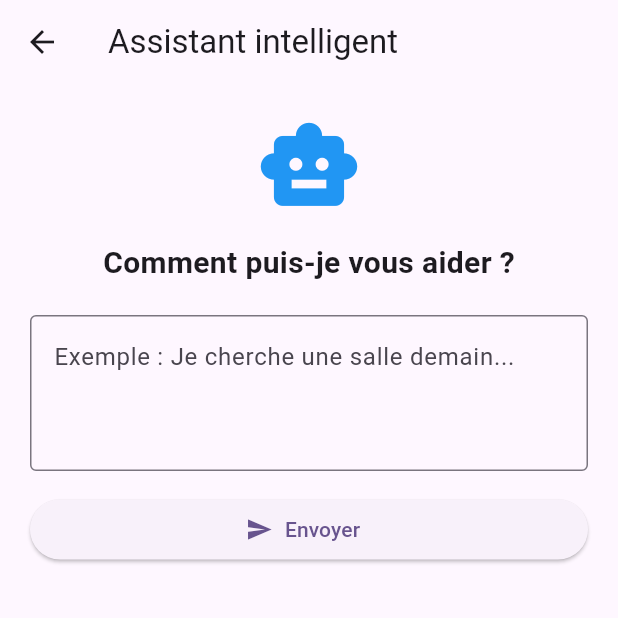
After one commit to soussiimen284-ops/projet1, a Flutter app: the AiAssistantScreen screen opened directly, after a tap on "Envoyer", on a phone screen of 412 x 824 dp, the top half of it. The commit adds this screen. Run offline on Flutter 3.47's test engine with Material 3 defaults, Android fonts, the phone set to English and light mode, and no system bars; our stand-ins replace cloud_firestore, firebase_ai, firebase_auth, firebase_core, flutter_image_compress, image_picker and 2 more; missing offline and left inert: firebase_app_check, mobile_scanner; accounts and stored records are empty.

Commit message:
Etape 15 - Amelioration de l'assistant intelligent

```diff
--- /dev/null
+++ b/lib/pages/ai_assistant_screen.dart
@@ -0,0 +1,257 @@
+
+import 'package:flutter/material.dart';
+import 'package:firebase_ai/firebase_ai.dart';
+import 'package:cloud_firestore/cloud_firestore.dart';
+
+// Écran de l'assistant intelligent pour aider les étudiants.
+class AiAssistantScreen extends StatefulWidget {
+  const AiAssistantScreen({super.key});
+
+  @override
+  State<AiAssistantScreen> createState() => _AiAssistantScreenState();
+}
+
+class _AiAssistantScreenState extends State<AiAssistantScreen> {
+  final TextEditingController questionController = TextEditingController();
+// Stocker la réponse de l'assistant et gérer le chargement.
+  String? reponse;
+  bool chargement = false;
+  // Récupérer les ressources réellement enregistrées dans Firestore.
+  Future<List<Map<String, dynamic>>> recupererRessources() async {
+    final snapshot = await FirebaseFirestore.instance.collection('ressources').get();
+    return snapshot.docs.map((doc) {
+      return {
+        'id': doc.id,
+        ...doc.data(),
+      };
+    }).toList();
+  }
+  // Récupérer les heures déjà réservées pour une ressource et une date.
+  Future<List<int>> recupererHeuresOccupees(
+      String roomId,
+      DateTime date,
+      ) async {
+    final debutJournee = DateTime(date.year, date.month, date.day);
+    final finJournee = debutJournee.add(const Duration(days: 1));
+
+    final snapshot = await FirebaseFirestore.instance
+        .collection('slots')
+        .where('roomId', isEqualTo: roomId)
+        .where(
+      'date',
+      isGreaterThanOrEqualTo: Timestamp.fromDate(debutJournee),
+    )
+        .where('date', isLessThan: Timestamp.fromDate(finJournee))
+        .where('status', isEqualTo: 'reserved')
+        .get();
+
+    return snapshot.docs
+        .map((doc) => (doc.data()['hour'] as num).toInt())
+        .toList();
+  }
+  // Calculer les créneaux réellement disponibles pour une ressource.
+  Future<List<String>> calculerCreneauxDisponibles(
+      Map<String, dynamic> ressource,
+      DateTime date,
+      int duree,
+      ) async {
+    final roomId = ressource['id'] as String;
+
+    final ouverture = ressource['ouverture'].toString().split(':');
+    final fermeture = ressource['fermeture'].toString().split(':');
+
+    final heureDebut = int.parse(ouverture[0]);
+    final heureFin = int.parse(fermeture[0]);
+
+    final heuresOccupees = await recupererHeuresOccupees(roomId, date);
+
+    final creneaux = <String>[];
+
+    for (int heure = heureDebut; heure + duree <= heureFin; heure++) {
+      bool disponible = true;
+
+      for (int i = 0; i < duree; i++) {
+        if (heuresOccupees.contains(heure + i)) {
+          disponible = false;
+          break;
+        }
+      }
+
+      if (disponible) {
+        creneaux.add(
+          '${heure.toString().padLeft(2, '0')}:00',
+        );
+      }
+    }
+
+    return creneaux;
+  }
+
+  // Analyser la demande et proposer uniquement des disponibilités réelles.
+  Future<void> envoyerQuestion() async {
+    final question = questionController.text.trim();
+    // Extraire l'heure souhaitée dans la demande de l'étudiant.
+    final heureMatch = RegExp(
+      r'(?:à|vers)\s*(\d{1,2})(?:h|:00)?',
+      caseSensitive: false,
+    ).firstMatch(question);
+
+    final heureDemandee = heureMatch == null
+        ? null
+        : int.tryParse(heureMatch.group(1)!);
+    // Extraire la durée souhaitée de la réservation.
+    final dureeDemandee = question.toLowerCase().contains('deux heures') || question.toLowerCase().contains('2 heures') ? 2 : 1;
+
+    if (question.isEmpty) return;
+
+    setState(() {
+      chargement = true;
+      reponse = null;
+    });
+
+    try {
+      // Récupérer les ressources enregistrées dans Firestore.
+      final ressources = await recupererRessources();
+
+      // Demander à Gemini de comprendre la demande de l'étudiant.
+      final model = FirebaseAI.googleAI().generativeModel(
+        model: 'gemini-3.5-flash-lite',
+      );
+
+      final result = await model.generateContent([
+        Content.text(
+          'Tu es un assistant universitaire. '
+              'Analyse la demande suivante et identifie la date demandée. '
+              'La date actuelle est ${DateTime.now()}. '
+              'Réponds uniquement avec une date au format yyyy-MM-dd. '
+              'Si la date est impossible à identifier, réponds INCONNUE. '
+              'Demande : $question',
+        ),
+      ]);
+
+      final dateTexte = result.text?.trim();
+
+      if (dateTexte == null ||
+          !RegExp(r'^\d{4}-\d{2}-\d{2}$').hasMatch(dateTexte)) {
+        throw Exception('Veuillez préciser la date souhaitée.');
+      }
+
+      // Convertir la date comprise par Gemini.
+      final parties = dateTexte.split('-');
+      final date = DateTime(
+        int.parse(parties[0]),
+        int.parse(parties[1]),
+        int.parse(parties[2]),
+      );
+
+      // Rechercher les créneaux réellement disponibles.
+      final propositions = <String>[];
+
+      for (final ressource in ressources) {
+        final creneaux = await calculerCreneauxDisponibles(ressource, date, dureeDemandee);
+
+        for (final creneau in creneaux) {
+          final heureCreneau = int.parse(creneau.split(':')[0]);
+
+          if (heureDemandee != null && heureCreneau != heureDemandee) {
+            continue;
+          }
+          final reference = (ressource['id'] as String).substring(0, 6);
+
+          propositions.add('${ressource['nom']} (Réf. $reference) à $creneau');
+
+          if (propositions.length == 3) break;
+        }
+
+        if (propositions.length == 3) break;
+      }
+
+      if (!mounted) return;
+
+      setState(() {
+        reponse = propositions.isEmpty ? (heureDemandee != null
+            ? 'Aucun créneau disponible à ${heureDemandee.toString().padLeft(2, '0')}:00 pour cette durée.'
+            : 'Aucun créneau disponible pour cette date.')
+            : 'Voici les créneaux disponibles :\n'
+            '${propositions.join('\n')}';
+        chargement = false;
+      });
+    } catch (e) {
+      if (!mounted) return;
+
+      setState(() {
+        reponse = 'Erreur : $e';
+        chargement = false;
+      });
+    }
+  }
+
+
+  @override
+  void dispose() {
+    questionController.dispose();
+    super.dispose();
+  }
+
+  @override
+  Widget build(BuildContext context) {
+    return Scaffold(
+      appBar: AppBar(
+        title: const Text('Assistant intelligent'),
+      ),
+      body: Padding(
+        padding: const EdgeInsets.all(20),
+        child: Column(
+          children: [
+            const Icon(
+              Icons.smart_toy,
+              size: 70,
+              color: Colors.blue,
+            ),
+            const SizedBox(height: 15),
+            const Text(
+              'Comment puis-je vous aider ?',
+              style: TextStyle(
+                fontSize: 20,
+                fontWeight: FontWeight.bold,
+              ),
+            ),
+            const SizedBox(height: 20),
+            TextField(
+              controller: questionController,
+              maxLines: 3,
+              decoration: const InputDecoration(
+                hintText: 'Exemple : Je cherche une salle demain...',
+                border: OutlineInputBorder(),
+              ),
+            ),
+            const SizedBox(height: 15),
+            SizedBox(
+              width: double.infinity,
+              child: ElevatedButton.icon(
+                //lancer l'envoi de la question a gemini.
+                onPressed: envoyerQuestion,
+                icon: const Icon(Icons.send),
+                label: const Text('Envoyer'),
+              ),
+            ),
+            // Afficher le chargement pendant la réponse de Gemini.
+            if (chargement)
+              const CircularProgressIndicator(),
+
+            // Afficher la réponse de l'assistant.
+            if (reponse != null) ...[
+              const SizedBox(height: 20),
+              Container(
+                width: double.infinity,
+                padding: const EdgeInsets.all(15),
+                child: Text(reponse!),
+              ),
+            ],
+          ],
+
+        ),
+      ),
+    );
+  }
+}
```
Also changed, not shown: lib/main.dart (+15 -104 lines), lib/pages/home_screen.dart (+18 -32 lines).
